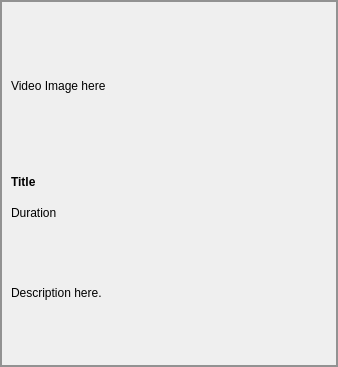
First picture: the form in copyclare/ui/video_card.ui, repository MotionInput/Team14-CopyClare, before the edit.
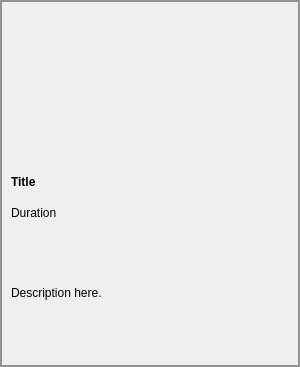
Second picture: the form after the edit.

Commit message: video card

The edit to the form file:
```diff
--- a/copyclare/ui/video_card.ui
+++ b/copyclare/ui/video_card.ui
@@ -6,7 +6,7 @@
    <rect>
     <x>0</x>
     <y>0</y>
-    <width>338</width>
+    <width>300</width>
     <height>367</height>
    </rect>
   </property>
@@ -16,6 +16,12 @@
     <height>0</height>
    </size>
   </property>
+  <property name="maximumSize">
+   <size>
+    <width>300</width>
+    <height>900</height>
+   </size>
+  </property>
   <property name="windowTitle">
    <string>Form</string>
   </property>
@@ -35,15 +41,18 @@
      </property>
      <property name="maximumSize">
       <size>
-       <width>16777215</width>
-       <height>150</height>
+       <width>280</width>
+       <height>160</height>
       </size>
      </property>
      <property name="styleSheet">
       <string notr="true">border: none;</string>
      </property>
      <property name="text">
-      <string>Video Image here</string>
+      <string/>
+     </property>
+     <property name="scaledContents">
+      <bool>true</bool>
      </property>
     </widget>
    </item>
```
The commit also changes 2 other files.
